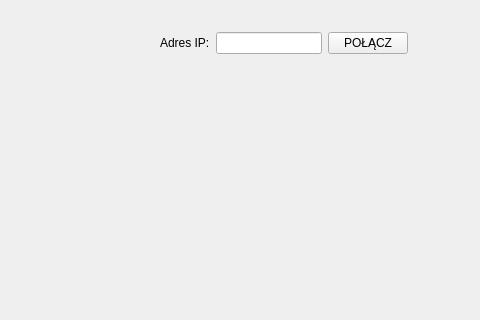
First picture: the form in 3growbox_qtwidget/GrowBoxDesktop/mainwindow.ui, repository wojtron2/Desktop_QT_app_box, before the edit; both pictures show x 320 to 800 and y 0 to 320 of the 800 by 600 pixel window.
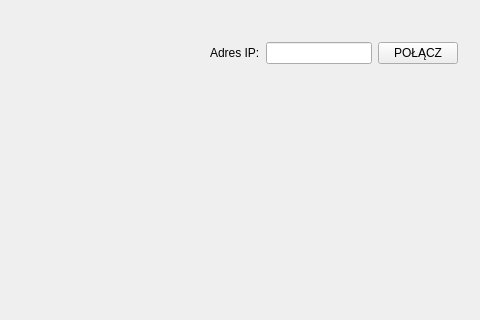
Second picture: the form after the edit.

Commit message: connect button

What changed in the file:
```diff
--- a/3growbox_qtwidget/GrowBoxDesktop/mainwindow.ui
+++ b/3growbox_qtwidget/GrowBoxDesktop/mainwindow.ui
@@ -17,8 +17,8 @@
    <widget class="QWidget" name="">
     <property name="geometry">
      <rect>
-      <x>480</x>
-      <y>30</y>
+      <x>530</x>
+      <y>40</y>
       <width>248</width>
       <height>26</height>
      </rect>
```
The commit also changes 2 other files.
